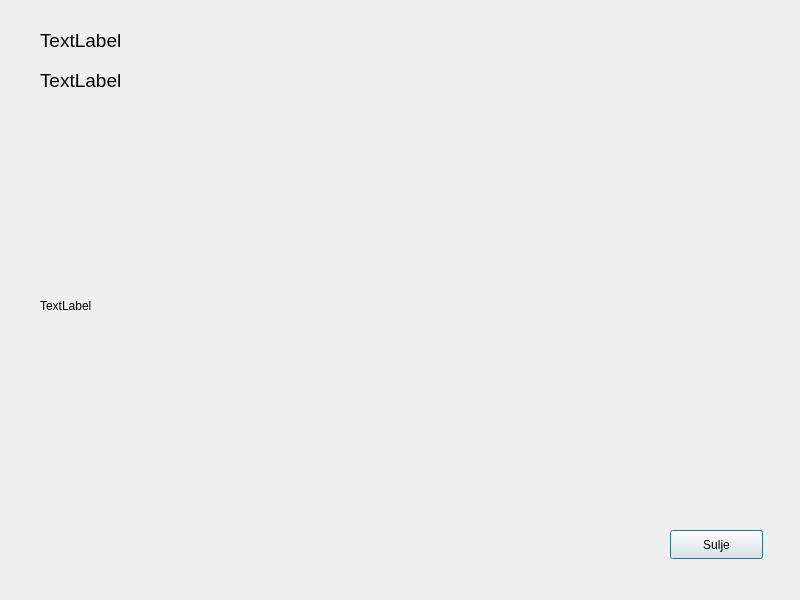
The window that frontend/transactionwindow.ui (22kmo-project/group_7) describes before a commit, drawn with Qt 5.
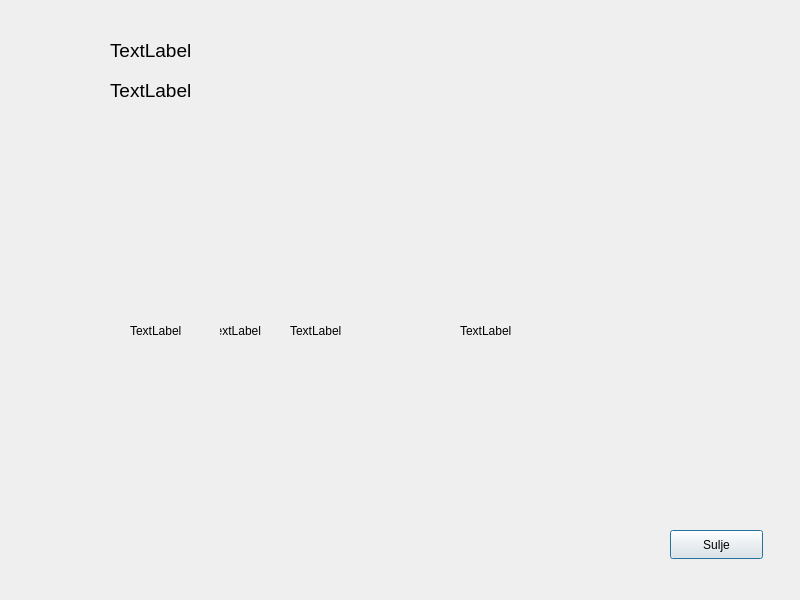
The same window after the commit.

```diff
--- a/frontend/transactionwindow.ui
+++ b/frontend/transactionwindow.ui
@@ -16,9 +16,9 @@
   <widget class="QLabel" name="label_2_client_2">
    <property name="geometry">
     <rect>
-     <x>40</x>
-     <y>30</y>
-     <width>191</width>
+     <x>110</x>
+     <y>40</y>
+     <width>391</width>
      <height>20</height>
     </rect>
    </property>
@@ -34,9 +34,9 @@
   <widget class="QLabel" name="label_2_balance">
    <property name="geometry">
     <rect>
-     <x>40</x>
-     <y>70</y>
-     <width>191</width>
+     <x>110</x>
+     <y>80</y>
+     <width>401</width>
      <height>20</height>
     </rect>
    </property>
@@ -65,10 +65,52 @@
   <widget class="QLabel" name="label_transact">
    <property name="geometry">
     <rect>
-     <x>40</x>
-     <y>130</y>
-     <width>671</width>
-     <height>351</height>
+     <x>220</x>
+     <y>140</y>
+     <width>41</width>
+     <height>381</height>
+    </rect>
+   </property>
+   <property name="text">
+    <string>TextLabel</string>
+   </property>
+   <property name="alignment">
+    <set>Qt::AlignRight|Qt::AlignTrailing|Qt::AlignVCenter</set>
+   </property>
+  </widget>
+  <widget class="QLabel" name="label_transact_2">
+   <property name="geometry">
+    <rect>
+     <x>290</x>
+     <y>140</y>
+     <width>141</width>
+     <height>381</height>
+    </rect>
+   </property>
+   <property name="text">
+    <string>TextLabel</string>
+   </property>
+  </widget>
+  <widget class="QLabel" name="label_transact_3">
+   <property name="geometry">
+    <rect>
+     <x>130</x>
+     <y>140</y>
+     <width>81</width>
+     <height>381</height>
+    </rect>
+   </property>
+   <property name="text">
+    <string>TextLabel</string>
+   </property>
+  </widget>
+  <widget class="QLabel" name="label_transact_4">
+   <property name="geometry">
+    <rect>
+     <x>460</x>
+     <y>140</y>
+     <width>171</width>
+     <height>381</height>
     </rect>
    </property>
    <property name="text">
```
